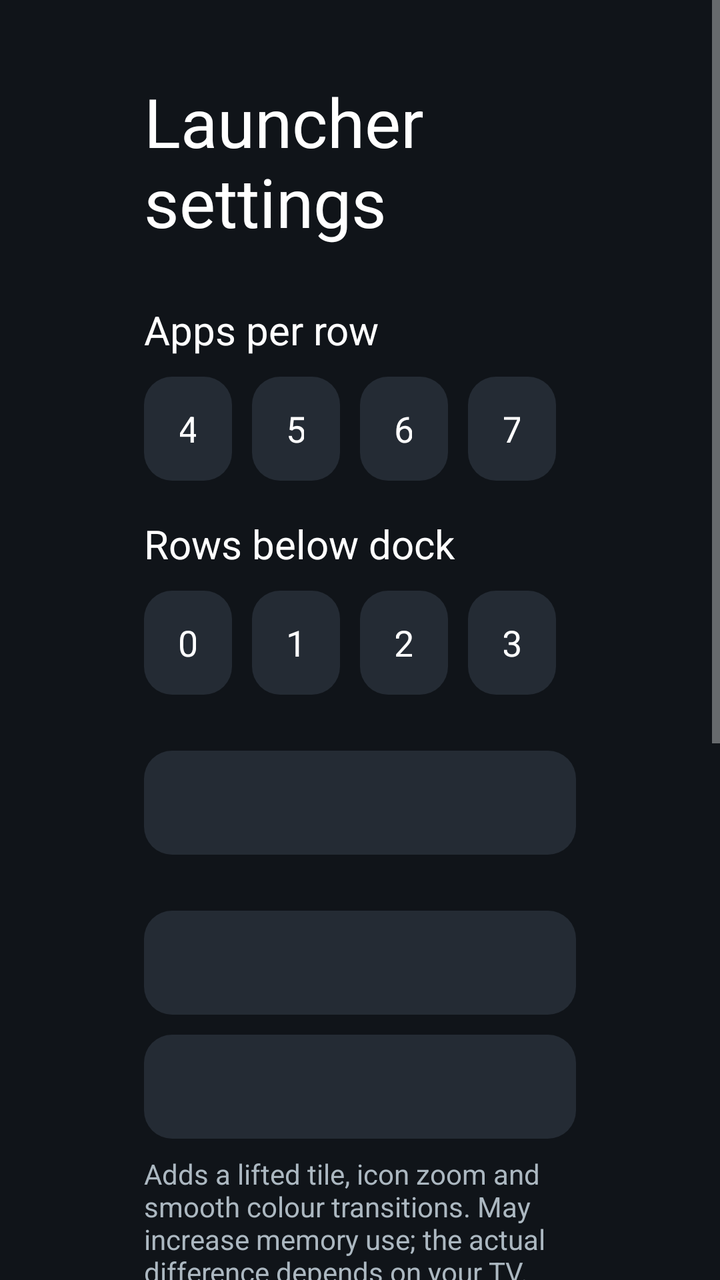
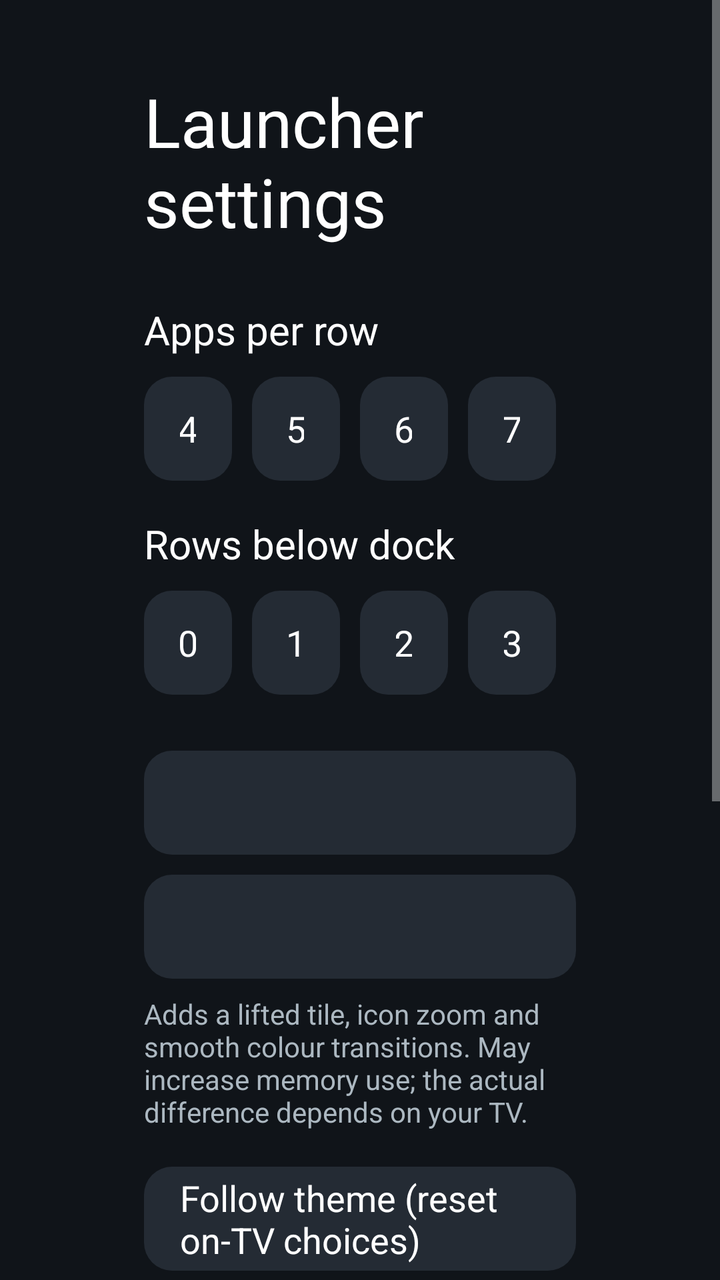

An Android layout rendered at two revisions. The XML below is the earlier revision; the diff shows what the commit changed to produce the second picture.
<!-- AndroidManifest.xml: application theme Theme.TvHome -->
<!-- res/layout/activity_launcher_settings.xml -->
<?xml version="1.0" encoding="utf-8"?>
<ScrollView xmlns:android="http://schemas.android.com/apk/res/android"
    android:layout_width="match_parent"
    android:layout_height="match_parent"
    android:background="#FF101419"
    android:fillViewport="true">

    <LinearLayout
        android:layout_width="match_parent"
        android:layout_height="wrap_content"
        android:orientation="vertical"
        android:paddingStart="72dp"
        android:paddingEnd="72dp"
        android:paddingTop="38dp"
        android:paddingBottom="38dp">

        <TextView
            android:layout_width="match_parent"
            android:layout_height="wrap_content"
            android:text="@string/launcher_settings"
            android:textColor="#FFFFFFFF"
            android:textSize="34sp" />

        <TextView
            android:layout_width="match_parent"
            android:layout_height="wrap_content"
            android:layout_marginTop="28dp"
            android:text="@string/columns_label"
            android:textColor="#FFFFFFFF"
            android:textSize="20sp" />

        <LinearLayout
            android:layout_width="match_parent"
            android:layout_height="wrap_content"
            android:layout_marginTop="10dp"
            android:orientation="horizontal">

            <TextView android:id="@+id/columns4" style="@style/SettingsColumnChoice" android:text="4" />
            <TextView android:id="@+id/columns5" style="@style/SettingsColumnChoice" android:text="5" />
            <TextView android:id="@+id/columns6" style="@style/SettingsColumnChoice" android:text="6" />
            <TextView android:id="@+id/columns7" style="@style/SettingsColumnChoice" android:text="7" />
        </LinearLayout>

        <TextView
            android:layout_width="match_parent"
            android:layout_height="wrap_content"
            android:layout_marginTop="18dp"
            android:text="@string/rows_below_dock_label"
            android:textColor="#FFFFFFFF"
            android:textSize="20sp" />

        <LinearLayout
            android:layout_width="match_parent"
            android:layout_height="wrap_content"
            android:layout_marginTop="10dp"
            android:orientation="horizontal">

            <TextView android:id="@+id/rows0" style="@style/SettingsColumnChoice" android:text="0" />
            <TextView android:id="@+id/rows1" style="@style/SettingsColumnChoice" android:text="1" />
            <TextView android:id="@+id/rows2" style="@style/SettingsColumnChoice" android:text="2" />
            <TextView android:id="@+id/rows3" style="@style/SettingsColumnChoice" android:text="3" />
        </LinearLayout>

        <TextView
            android:id="@+id/wallpaperChoice"
            style="@style/SettingsRow"
            android:layout_marginTop="28dp" />

        <TextView
            android:id="@+id/animationsChoice"
            style="@style/SettingsRow"
            android:layout_marginTop="28dp" />

        <TextView
            android:id="@+id/advancedChoice"
            style="@style/SettingsRow"
            android:layout_marginTop="10dp" />

        <TextView
            android:layout_width="match_parent"
            android:layout_height="wrap_content"
            android:layout_marginTop="8dp"
            android:text="@string/advanced_effects_warning"
            android:textColor="#FFACB8C1"
            android:textSize="14sp" />

        <TextView
            android:id="@+id/followThemeChoice"
            style="@style/SettingsRow"
            android:layout_marginTop="18dp"
            android:text="@string/follow_theme" />

        <TextView
            android:layout_width="match_parent"
            android:layout_height="wrap_content"
            android:layout_marginTop="7dp"
            android:text="@string/follow_theme_hint"
            android:textColor="#FFACB8C1"
            android:textSize="14sp" />

        <TextView
            android:id="@+id/defaultHomeChoice"
            style="@style/SettingsRow"
            android:layout_marginTop="28dp"
            android:text="@string/home_settings" />

        <TextView
            android:layout_width="match_parent"
            android:layout_height="wrap_content"
            android:layout_marginTop="7dp"
            android:text="@string/home_settings_help"
            android:textColor="#FFACB8C1"
            android:textSize="14sp" />

        <TextView
            android:id="@+id/tvSettingsChoice"
            style="@style/SettingsRow"
            android:layout_marginTop="18dp"
            android:text="@string/tv_settings" />
    </LinearLayout>
</ScrollView>
<!-- resources referenced by this layout -->
<resources>
  <string name="advanced_effects_warning">Adds a lifted tile, icon zoom and smooth colour transitions. May increase memory use; the actual difference depends on your TV.</string>
  <string name="columns_label">Apps per row</string>
  <string name="follow_theme">Follow theme (reset on-TV choices)</string>
  <string name="follow_theme_hint">Uses the current theme or built-in layout and motion settings. Pushing or resetting a theme also clears your on-TV choices.</string>
  <string name="home_settings">Choose default home</string>
  <string name="home_settings_help">Select your original home to stop using CleanYourTV as Home, or CleanYourTV to switch back. The original launcher must be enabled and your TV must provide a home picker; use the restore script first if it was disabled.</string>
  <string name="launcher_settings">Launcher settings</string>
  <string name="rows_below_dock_label">Rows below dock</string>
  <string name="tv_settings">TV system settings</string>
  <style name="SettingsColumnChoice" parent="SettingsRow">
          <item name="android:layout_width">0dp</item>
          <item name="android:layout_weight">1</item>
          <item name="android:layout_marginEnd">10dp</item>
          <item name="android:gravity">center</item>
      </style>
  <style name="SettingsRow">
          <item name="android:layout_width">match_parent</item>
          <item name="android:layout_height">52dp</item>
          <item name="android:gravity">center_vertical</item>
          <item name="android:paddingStart">18dp</item>
          <item name="android:paddingEnd">18dp</item>
          <item name="android:background">@drawable/settings_choice_bg</item>
          <item name="android:textColor">#FFFFFFFF</item>
          <item name="android:textSize">18sp</item>
          <item name="android:focusable">true</item>
          <item name="android:clickable">true</item>
      </style>
  <style name="Theme.TvHome" parent="android:Theme.Material.NoActionBar.Fullscreen">
          <item name="android:windowBackground">@android:color/black</item>
          <item name="android:colorBackground">@android:color/black</item>
          <item name="android:windowAnimationStyle">@null</item>
      </style>
  <!-- drawable settings_choice_bg (drawable) -->
  <?xml version="1.0" encoding="utf-8"?>
  <selector xmlns:android="http://schemas.android.com/apk/res/android">
      <item android:state_focused="true">
          <shape android:shape="rectangle">
              <solid android:color="#5574A987" />
              <corners android:radius="14dp" />
              <stroke android:width="2dp" android:color="#FFB9E7C7" />
          </shape>
      </item>
      <item android:state_selected="true">
          <shape android:shape="rectangle">
              <solid android:color="#334DAE6D" />
              <corners android:radius="14dp" />
              <stroke android:width="1dp" android:color="#FF4DAE6D" />
          </shape>
      </item>
      <item>
          <shape android:shape="rectangle">
              <solid android:color="#FF242B34" />
              <corners android:radius="14dp" />
          </shape>
      </item>
  </selector>
</resources>

<!-- the commit's change to res/layout/activity_launcher_settings.xml (unified diff, before → after) -->
@@ -61,9 +61,11 @@
             <TextView android:id="@+id/rows3" style="@style/SettingsColumnChoice" android:text="3" />
         </LinearLayout>
 
+        
         <TextView
             android:id="@+id/wallpaperChoice"
             style="@style/SettingsRow"
+            android:visibility="gone"
             android:layout_marginTop="28dp" />
 
         <TextView
